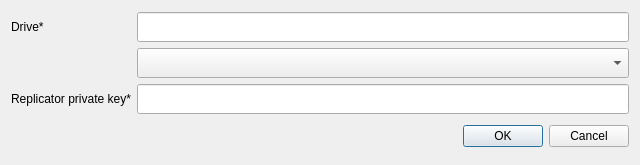
Old version of the form UserApp/ReplicatorOffBoardingDialog.ui in the repository proximax-storage/cpp-xpx-storage-user-app.
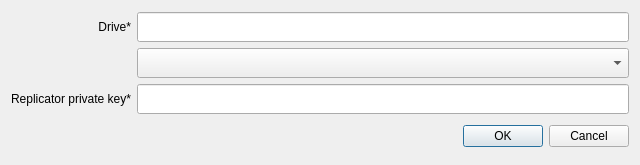
New version of the form.

```diff
--- a/UserApp/ReplicatorOffBoardingDialog.ui
+++ b/UserApp/ReplicatorOffBoardingDialog.ui
@@ -42,6 +42,9 @@
        <property name="text">
         <string>Drive*</string>
        </property>
+       <property name="alignment">
+        <set>Qt::AlignRight|Qt::AlignTrailing|Qt::AlignVCenter</set>
+       </property>
       </widget>
      </item>
      <item row="3" column="1">
@@ -81,6 +84,9 @@
        <property name="text">
         <string>Replicator private key*</string>
        </property>
+       <property name="alignment">
+        <set>Qt::AlignRight|Qt::AlignTrailing|Qt::AlignVCenter</set>
+       </property>
       </widget>
      </item>
     </layout>
```
